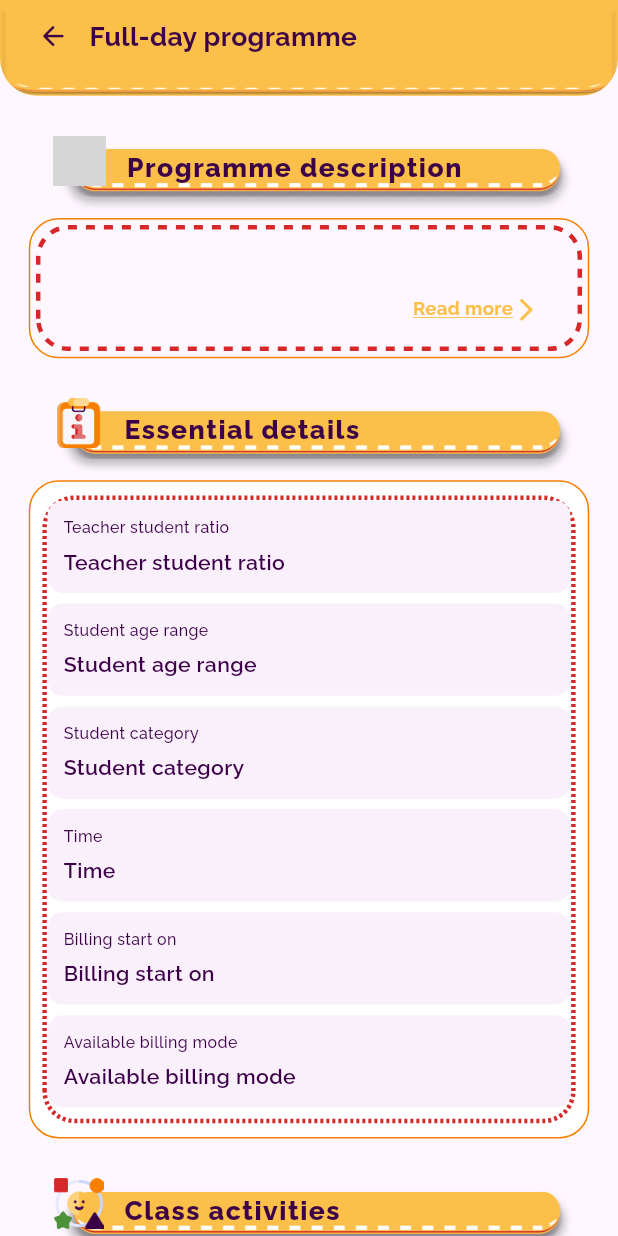
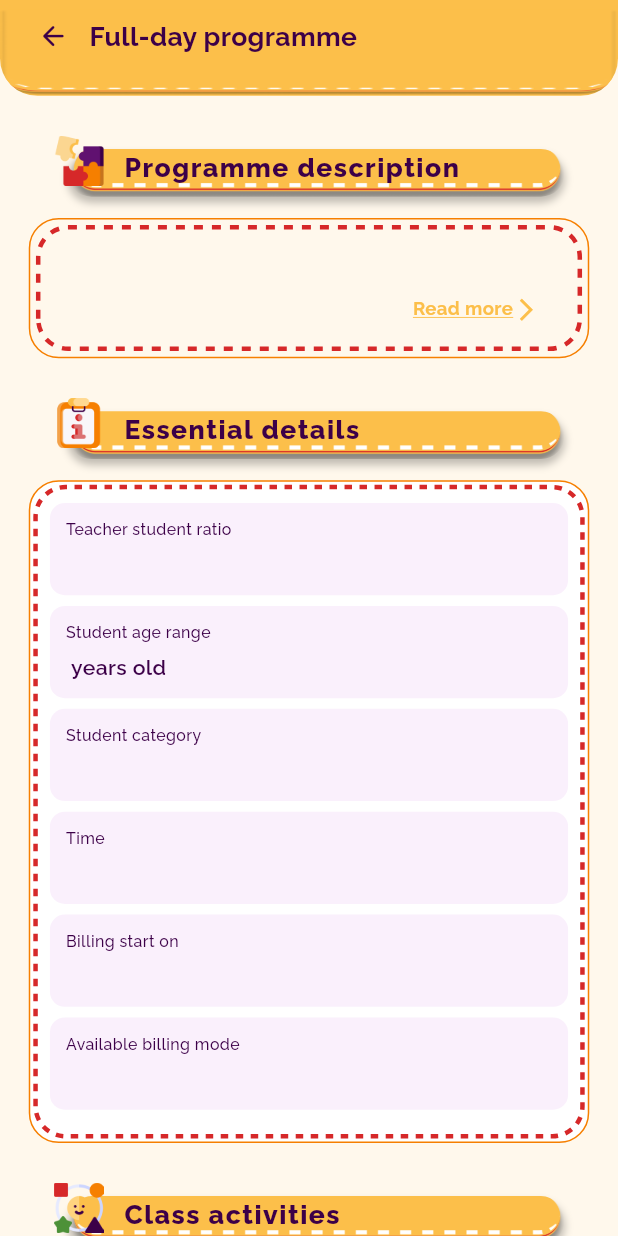
Before and after one commit to quantumexchange8/kindertown-parent-app, a Flutter app: the ProgrammePage screen opened directly with empty values, on a phone screen of 412 x 824 dp. Run offline on Flutter 3.47's test engine with Material 3 defaults, Android fonts, the phone set to English and light mode, and no system bars; drawn by our look-alikes of dotted_border; our stand-ins replace carousel_slider, easy_stepper, entry, file_picker, flick_video_player, flutter_secure_storage and 4 more; missing offline and left inert: progresso, zoom_pinch_overlay; accounts and stored records are empty; grey boxes are pictures that could not be loaded.

Commit message:
fixing previous page

```diff
--- a/lib/pages/reserve a seat/kindergarten_main/about_page.dart
+++ b/lib/pages/reserve a seat/kindergarten_main/about_page.dart
@@ -24,6 +24,7 @@ class AboutPage extends StatelessWidget {
         child: Column(
           children: [
             PrimaryContainer(
+              color: Colors.white,
               padding: EdgeInsets.fromLTRB(
                   width20 + width08, height20, width24, height10 * 4.6),
               child: Text(
--- a/lib/pages/reserve a seat/kindergarten_main/programme_page.dart
+++ b/lib/pages/reserve a seat/kindergarten_main/programme_page.dart
@@ -1,8 +1,10 @@
+import 'package:collection/collection.dart';
 import 'package:dotted_border/dotted_border.dart';
 import 'package:flutter/material.dart';
 import 'package:kindertown_parent_app/component/primary_appbar.dart';
 import 'package:kindertown_parent_app/helper/color_pallete.dart';
 import 'package:kindertown_parent_app/helper/dimensions.dart';
+import 'package:kindertown_parent_app/helper/methods.dart';
 import 'package:kindertown_parent_app/helper/text_styles.dart';
 import 'package:kindertown_parent_app/models/programme.dart';
 import 'package:kindertown_parent_app/pages/reserve%20a%20seat/kindergarten_main/widgets/about_kindergarten_container.dart';
@@ -20,8 +22,9 @@ class ProgrammePage extends StatelessWidget {
       'Student category': programme.studentCategory,
       'Time': programme.time,
       'Billing start on': programme.billingStartOn,
-      'Available billing mode':
-          '${programme.availableBillingMode.entries.map((e) => '${e.key}: RM${e.value}\n')}',
+      'Available billing mode': programme.availableBillingMode.entries
+          .map((e) => '${e.key}: RM${e.value}\n')
+          .join(),
     };
 
     return Scaffold(
@@ -32,11 +35,12 @@ class ProgrammePage extends StatelessWidget {
           fontWeight: FontWeight.w700,
         ),
       )),
+      backgroundColor: backgroundColor,
       body: ListView(
         padding: EdgeInsets.symmetric(vertical: height30, horizontal: width20),
         children: [
           ContentColumn(
-              iconAddress: 'assets/kindergarten/puzzle_icon.png',
+              iconAddress: 'assets/icons/kindergarten/puzzle_icon.png',
               subtitle: 'Programme description',
               content: AboutKindergartenContainer(
                   title: 'Programme description',
@@ -54,7 +58,10 @@ class ProgrammePage extends StatelessWidget {
           ContentColumn(
               iconAddress: 'assets/icons/kindergarten/activities_icon.png',
               subtitle: 'Class activities',
-              content: _classActivitesColumn(programme.classActivities))
+              content: _classActivitesColumn(programme.classActivities)),
+          SizedBox(
+            height: height100,
+          )
         ],
       ),
     );
@@ -63,7 +70,7 @@ class ProgrammePage extends StatelessWidget {
 
 Container _essentialDetailsContainer(Map<String, dynamic> essentialDetails) {
   return Container(
-    padding: EdgeInsets.symmetric(horizontal: width10, vertical: height24 / 2),
+    padding: EdgeInsets.all(height08 / 2),
     clipBehavior: Clip.antiAlias,
     decoration: ShapeDecoration(
       color: Colors.white,
@@ -75,9 +82,11 @@ Container _essentialDetailsContainer(Map<String, dynamic> essentialDetails) {
     child: DottedBorder(
       strokeWidth: 3,
       color: redPrimary,
-      dashPattern: const [2, 2],
+      dashPattern: const [5, 5],
       borderType: BorderType.RRect,
       radius: const Radius.circular(20),
+      padding:
+          EdgeInsets.symmetric(horizontal: width10, vertical: height24 / 2),
       child: Column(
         mainAxisSize: MainAxisSize.min,
         crossAxisAlignment: CrossAxisAlignment.start,
@@ -104,7 +113,7 @@ Container _essentialDetailsContainer(Map<String, dynamic> essentialDetails) {
                       ),
                       SizedBox(height: height24 / 4),
                       Text(
-                        e.key,
+                        e.value,
                         style: textMd.copyWith(
                           fontWeight: FontWeight.w600,
                         ),
@@ -123,7 +132,10 @@ Container _essentialDetailsContainer(Map<String, dynamic> essentialDetails) {
 Column _classActivitesColumn(List<String> classActivities) {
   return Column(
     children: classActivities
-        .map((e) => Container(
+        .mapIndexed((i, e) => Padding(
+              padding: EdgeInsets.only(
+                  bottom: isLast(i, classActivities.length) ? 0 : height24 / 2),
+              child: Container(
                 padding: EdgeInsets.symmetric(
                     horizontal: width10 * 1.8, vertical: height24 / 2),
                 decoration: ShapeDecoration(
@@ -162,6 +174,7 @@ Column _classActivitesColumn(List<String> classActivities) {
                       ),
                   ],
                 ),
+              ),
             ))
         .toList(),
   );
--- a/lib/pages/reserve a seat/kindergarten_main/widgets/about_kindergarten_container.dart
+++ b/lib/pages/reserve a seat/kindergarten_main/widgets/about_kindergarten_container.dart
@@ -14,6 +14,7 @@ class AboutKindergartenContainer extends StatelessWidget {
   @override
   Widget build(BuildContext context) {
     return PrimaryContainer(
+      color: Colors.white,
       padding:
           EdgeInsets.fromLTRB(width10 * 2.8, height24, width10 * 2.8, height20),
       child: Column(
--- a/lib/pages/reserve a seat/kindergarten_main/widgets/people_eyeing_container.dart
+++ b/lib/pages/reserve a seat/kindergarten_main/widgets/people_eyeing_container.dart
@@ -32,8 +32,9 @@ class PeopleEyeingContainer extends StatelessWidget {
         borderType: BorderType.RRect,
         radius: const Radius.circular(20),
         color: Colors.white,
-        padding: EdgeInsets.symmetric(vertical: height24 / 4),
-        strokeWidth: 2,
+        padding:
+            EdgeInsets.symmetric(vertical: height24 / 4, horizontal: width20),
+        strokeWidth: 1,
         child: Row(
           children: [
             Image.asset(
```
Also changed, not shown: lib/pages/reserve a seat/kindergarten_main/events_listview.dart (+26 -16 lines), lib/pages/reserve a seat/kindergarten_main/programmes_listview.dart (+13 -4 lines), lib/pages/reserve a seat/kindergarten_main/review_page.dart (+39 -54 lines), lib/pages/reserve a seat/kindergarten_main/widgets/kindergarten_bottom_bar.dart (+23 -14 lines), lib/pages/reserve a seat/kindergarten_main/widgets/video_container.dart (+5 -4 lines). Lines whose indentation alone changed are shown as unchanged.
